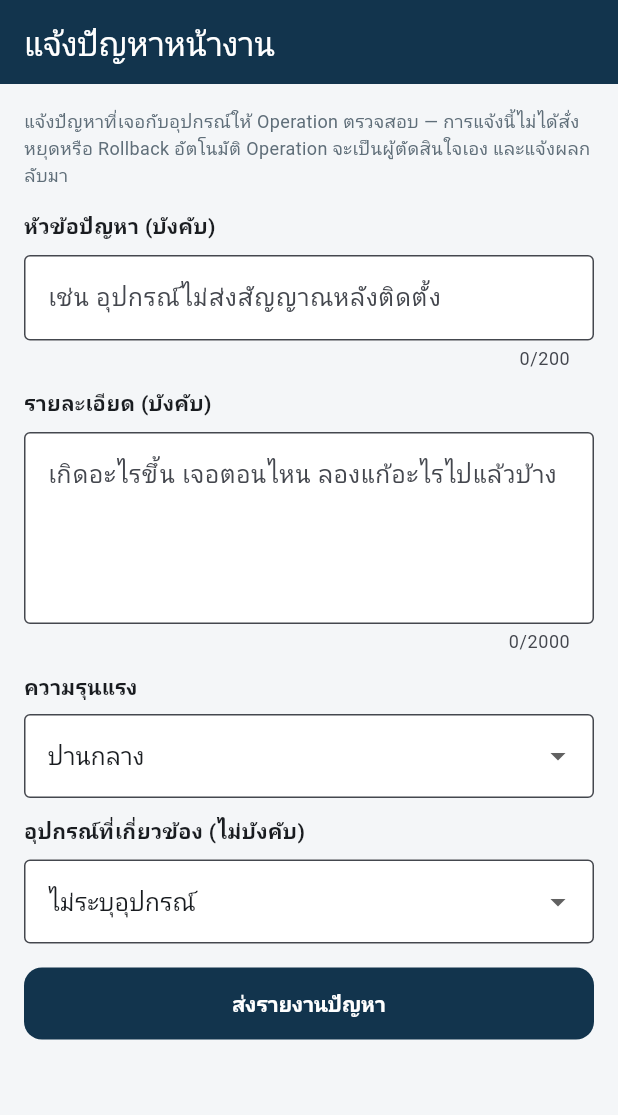
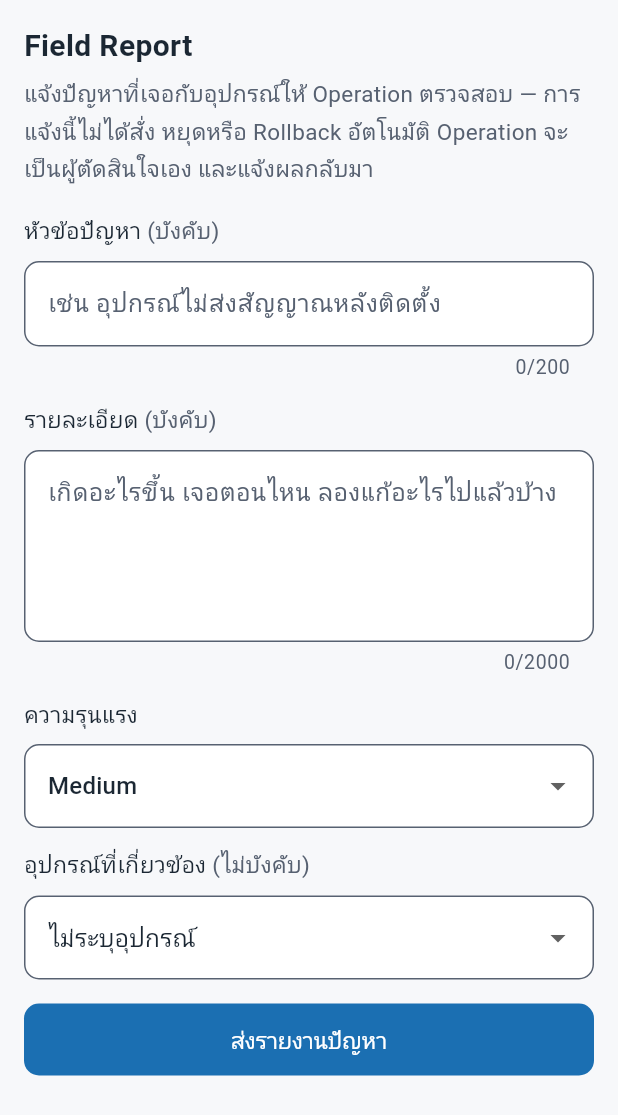
Before and after one commit to dtc-gps-team/gps-config-firmware-center, a Flutter app: the FieldReportPage screen opened by its route, on a phone screen of 412 x 824 dp. Shown: the top 1115 px of the screen. Run offline on Flutter 3.47's test engine with Material 3 defaults, Android fonts, the phone set to English and light mode, and no system bars; our stand-ins replace connectivity_plus, dio, drift, drift_flutter, firebase_core, firebase_messaging and 7 more; accounts and stored records are empty; generated files the repository leaves out were written again; Roboto replaces fonts that are missing (Anuphan).

Commit message:
feat(mobile): Field Report ย้ายเป็น design system ใหม่ (docs/22 Batch 4)
- AppV2Theme + AppPageHeader "Field Report" (ชื่อตาม Web §6.2) ย้ายคำอธิบายขึ้น description ของหัวหน้าจอ
- หัวช่องกรอก AppFieldLabel · error / ส่งแล้ว เป็น AppNotice (danger / success)
- ระดับความรุนแรงใช้ label ชุดเดียวกับป้าย (Critical/High/Medium/Low §6.1)
- เทส: จอทดสอบขนาดโทรศัพท์ และหาปุ่มส่งแม้เลื่อนพ้นจอหลังกล่องแจ้งผลขึ้น (assertion เดิมทุกข้อ)

```diff
--- a/mobile/lib/features/incident/field_report_page.dart
+++ b/mobile/lib/features/incident/field_report_page.dart
@@ -3,10 +3,15 @@ import 'package:flutter_riverpod/flutter_riverpod.dart';
 
 import '../../core/api/api_client.dart';
 import '../../core/api/models.dart';
-import '../../core/theme/app_theme.dart';
+import '../../core/theme/app_tokens.dart';
+import '../../core/ui/app_badge.dart';
+import '../../core/ui/app_field_label.dart';
+import '../../core/ui/app_notice.dart';
+import '../../core/ui/app_page_header.dart';
+import '../../core/ui/app_v2_theme.dart';
+import '../../core/ui/labels.dart';
 import '../device_search/device_search_repository.dart';
 import 'incident_repository.dart';
-import 'incident_ui.dart';
 
 /// Field Incident Report (design issue #236) — ST/OT **แจ้งปัญหาที่เจอหน้างาน**
 /// (`POST /incidents`) หัวข้อ + รายละเอียด (บังคับ) + ความรุนแรง + อุปกรณ์
@@ -14,9 +19,13 @@ import 'incident_ui.dart';
 /// ตัดสินใจเองว่าจะปิด/ไม่ใช่ปัญหา/โปรโมทเป็น Campaign (ฝั่ง Web) · ช่างเห็น
 /// report ของตัวเองใน "ดู Incident" (backend กรอง `reportedBy` ให้)
 ///
-/// ทางเข้าคือทางลัด "แจ้งปัญหา" บน Home (ST/OT เท่านั้น) · backend
-/// `POST /incidents` อยู่บน `main` แล้ว (PR #267) · ใน `API_MOCK_MODE` ใช้
-/// `MockIncidentRepository`
+/// ทางเข้า: ปุ่ม "Field Report" ในแท็บ Incidents และในหน้า Device Detail (ST/OT
+/// เท่านั้น — docs/22 §7.2) · backend `POST /incidents` อยู่บน `main` แล้ว (PR #267)
+/// · ใน `API_MOCK_MODE` ใช้ `MockIncidentRepository`
+///
+/// design system ใหม่ (docs/22 Batch 4): หัวหน้าจอ "Field Report" ตาม Web (§6.2)
+/// · ระดับความรุนแรงใช้ label ชุดเดียวกับป้าย (Critical/High/...) · error / ส่งแล้ว
+/// เป็น `AppNotice` · ตรรกะ/การเรียก API เหมือนเดิม
 class FieldReportPage extends ConsumerStatefulWidget {
   const FieldReportPage({super.key, this.initialDeviceId});
 
@@ -107,48 +116,40 @@ class _FieldReportPageState extends ConsumerState<FieldReportPage> {
     final selectedDevice = (_deviceId != null && deviceIds.contains(_deviceId))
         ? _deviceId
         : null;
+    final navigator = Navigator.of(context);
 
-    return Scaffold(
-      backgroundColor: AppTheme.background,
-      appBar: AppBar(
-        backgroundColor: AppTheme.navy,
-        foregroundColor: Colors.white,
-        elevation: 0,
-        title: const Text('แจ้งปัญหาหน้างาน'),
-      ),
-      body: ListView(
-        padding: const EdgeInsets.fromLTRB(16, 16, 16, 32),
+    return AppV2Theme(
+      child: Scaffold(
+        body: SafeArea(
+          child: Column(
+            crossAxisAlignment: CrossAxisAlignment.stretch,
             children: [
-          const Text(
+              AppPageHeader(
+                title: 'Field Report',
+                onBack: navigator.canPop() ? navigator.pop : null,
+                description:
                     'แจ้งปัญหาที่เจอกับอุปกรณ์ให้ Operation ตรวจสอบ — การแจ้งนี้ไม่ได้สั่ง '
                     'หยุดหรือ Rollback อัตโนมัติ Operation จะเป็นผู้ตัดสินใจเอง '
                     'และแจ้งผลกลับมา',
-            style: TextStyle(fontSize: 12, color: AppTheme.textSecondary),
               ),
-          const SizedBox(height: 16),
-          const Text(
-            'หัวข้อปัญหา (บังคับ)',
-            style: TextStyle(fontWeight: FontWeight.w600),
-          ),
-          const SizedBox(height: 8),
+              Expanded(
+                child: ListView(
+                  padding: const EdgeInsets.fromLTRB(16, 4, 16, 32),
+                  children: [
+                    const AppFieldLabel('หัวข้อปัญหา', hint: '(บังคับ)'),
                     TextField(
                       key: const Key('field_report_title'),
                       controller: _titleController,
                       enabled: !_submitted,
                       maxLength: 200,
                       decoration: const InputDecoration(
-              border: OutlineInputBorder(),
                         hintText: 'เช่น อุปกรณ์ไม่ส่งสัญญาณหลังติดตั้ง',
                         filled: true,
-              fillColor: AppTheme.surface,
+                        fillColor: AppColors.card,
                       ),
                     ),
                     const SizedBox(height: 12),
-          const Text(
-            'รายละเอียด (บังคับ)',
-            style: TextStyle(fontWeight: FontWeight.w600),
-          ),
-          const SizedBox(height: 8),
+                    const AppFieldLabel('รายละเอียด', hint: '(บังคับ)'),
                     TextField(
                       key: const Key('field_report_description'),
                       controller: _descriptionController,
@@ -157,32 +158,26 @@ class _FieldReportPageState extends ConsumerState<FieldReportPage> {
                       maxLines: 8,
                       maxLength: 2000,
                       decoration: const InputDecoration(
-              border: OutlineInputBorder(),
                         hintText: 'เกิดอะไรขึ้น เจอตอนไหน ลองแก้อะไรไปแล้วบ้าง',
                         filled: true,
-              fillColor: AppTheme.surface,
+                        fillColor: AppColors.card,
                       ),
                     ),
                     const SizedBox(height: 12),
-          const Text(
-            'ความรุนแรง',
-            style: TextStyle(fontWeight: FontWeight.w600),
-          ),
-          const SizedBox(height: 8),
+                    const AppFieldLabel('ความรุนแรง'),
                     DropdownButtonFormField<IncidentSeverity>(
                       key: const Key('field_report_severity'),
                       initialValue: _severity,
                       isExpanded: true,
                       decoration: const InputDecoration(
-              border: OutlineInputBorder(),
                         filled: true,
-              fillColor: AppTheme.surface,
+                        fillColor: AppColors.card,
                       ),
                       items: [
                         for (final s in IncidentSeverity.values)
                           DropdownMenuItem(
                             value: s,
-                  child: Text(IncidentStyle.severityLabel(s)),
+                            child: Text(incidentSeverityLabel(s)),
                           ),
                       ],
                       onChanged: _submitted
@@ -190,20 +185,18 @@ class _FieldReportPageState extends ConsumerState<FieldReportPage> {
                           : (v) => setState(() => _severity = v ?? _severity),
                     ),
                     const SizedBox(height: 12),
-          const Text(
-            'อุปกรณ์ที่เกี่ยวข้อง (ไม่บังคับ)',
-            style: TextStyle(fontWeight: FontWeight.w600),
+                    const AppFieldLabel(
+                      'อุปกรณ์ที่เกี่ยวข้อง',
+                      hint: '(ไม่บังคับ)',
                     ),
-          const SizedBox(height: 8),
                     DropdownButtonFormField<String?>(
                       key: const Key('field_report_device'),
                       initialValue: selectedDevice,
                       isExpanded: true,
                       hint: const Text('ไม่ระบุอุปกรณ์'),
                       decoration: const InputDecoration(
-              border: OutlineInputBorder(),
                         filled: true,
-              fillColor: AppTheme.surface,
+                        fillColor: AppColors.card,
                       ),
                       items: [
                         const DropdownMenuItem<String?>(
@@ -221,51 +214,30 @@ class _FieldReportPageState extends ConsumerState<FieldReportPage> {
                             ),
                           ),
                       ],
-            onChanged: _submitted ? null : (v) => setState(() => _deviceId = v),
+                      onChanged: _submitted
+                          ? null
+                          : (v) => setState(() => _deviceId = v),
                     ),
                     if (_error != null) ...[
                       const SizedBox(height: 12),
-            Container(
+                      AppNotice(
                         key: const Key('field_report_error'),
-              padding: const EdgeInsets.all(12),
-              decoration: BoxDecoration(
-                color: AppTheme.error.withValues(alpha: 0.06),
-                borderRadius: BorderRadius.circular(8),
-                border: Border.all(
-                  color: AppTheme.error.withValues(alpha: 0.4),
-                ),
-              ),
-              child: Column(
-                crossAxisAlignment: CrossAxisAlignment.start,
-                children: [
-                  Text(_error!, style: const TextStyle(color: AppTheme.error)),
-                  for (final msg in _errorList)
-                    Padding(
-                      padding: const EdgeInsets.only(top: 4),
-                      child: Text(
-                        '• $msg',
-                        style: const TextStyle(
-                          color: AppTheme.error,
-                          fontSize: 12,
-                        ),
-                      ),
-                    ),
-                ],
+                        tone: AppBadgeTone.danger,
+                        child: AppErrorDetails(
+                          message: _error!,
+                          details: _errorList,
                         ),
                       ),
                     ],
                     if (_submitted) ...[
                       const SizedBox(height: 12),
-            Container(
-              key: const Key('field_report_submitted'),
-              padding: const EdgeInsets.all(12),
-              decoration: BoxDecoration(
-                color: AppTheme.mockAccentSoft,
-                borderRadius: BorderRadius.circular(8),
-              ),
-              child: const Text(
+                      const AppNotice(
+                        key: Key('field_report_submitted'),
+                        tone: AppBadgeTone.success,
+                        icon: Icons.check_circle_outline,
+                        child: Text(
                           'ส่งรายงานแล้ว — Operation จะตรวจสอบและตัดสินใจ ดูสถานะได้ที่ '
-                '"ดู Incident"',
+                          'แท็บ Incidents',
                         ),
                       ),
                     ],
@@ -279,13 +251,20 @@ class _FieldReportPageState extends ConsumerState<FieldReportPage> {
                               width: 20,
                               child: CircularProgressIndicator(
                                 strokeWidth: 2,
-                      valueColor: AlwaysStoppedAnimation(Colors.white),
+                                valueColor: AlwaysStoppedAnimation(
+                                  AppColors.primaryForeground,
+                                ),
                               ),
                             )
                           : const Text('ส่งรายงานปัญหา'),
                     ),
                   ],
                 ),
+              ),
+            ],
+          ),
+        ),
+      ),
     );
   }
 }
```
Also changed, not shown: 1 other file. Lines whose indentation alone changed are shown as unchanged.
